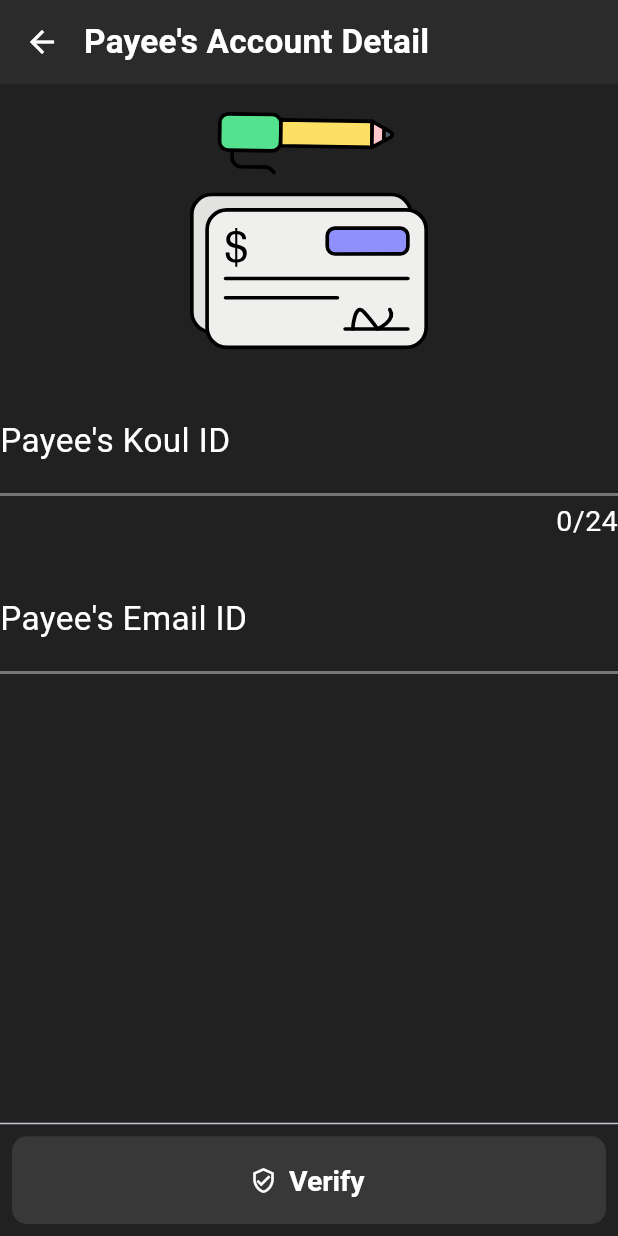
After one commit to AKSHAYK0UL/Koul-Network, a Flutter app: the OtherAccount screen opened by its route, on a phone screen of 412 x 824 dp. The commit adds this screen. Run offline on Flutter 3.47's test engine with Material 3 defaults, Android fonts, the light colour scheme and no system bars; our stand-ins replace custom_navigation_bar, flutter_bloc, flutter_contacts, flutter_multi_formatter, font_awesome_flutter, google_generative_ai and 9 more; missing offline and left inert: bulleted_list, flutter_stripe, mobile_scanner, simnumber; accounts and stored records are empty.

```diff
--- /dev/null
+++ b/lib/UI/add_fund/other_account.dart
@@ -0,0 +1,125 @@
+import 'package:flutter/material.dart';
+import 'package:lottie/lottie.dart';
+
+class OtherAccount extends StatelessWidget {
+  static const routeName = "otheraccount";
+  const OtherAccount({super.key});
+
+  @override
+  Widget build(BuildContext context) {
+    final screenSize = MediaQuery.sizeOf(context);
+    return Scaffold(
+      appBar: AppBar(
+        elevation: 0,
+        titleSpacing: 0,
+        title: Text(
+          "Payee's Account Detail",
+          style: Theme.of(context).textTheme.titleMedium,
+        ),
+      ),
+      body: Form(
+        child: Column(
+          mainAxisAlignment: MainAxisAlignment.start,
+          children: [
+            Lottie.asset(
+              "assets/accountdetail.json",
+              height: 200,
+              width: double.infinity,
+              repeat: false,
+            ),
+            TextFormField(
+              decoration: InputDecoration(
+                label: Text("Payee's Koul ID"),
+                border: UnderlineInputBorder(
+                  borderSide: const BorderSide(
+                    width: 2,
+                    color: Colors.black,
+                  ),
+                ),
+                enabledBorder: UnderlineInputBorder(
+                  borderSide: const BorderSide(
+                    width: 2,
+                    color: Colors.white38,
+                  ),
+                ),
+                focusedBorder: UnderlineInputBorder(
+                  borderSide: const BorderSide(
+                    width: 2,
+                    color: Colors.white,
+                  ),
+                ),
+                errorBorder: UnderlineInputBorder(
+                  borderSide: const BorderSide(
+                    width: 2,
+                    color: Colors.red,
+                  ),
+                ),
+                floatingLabelStyle: Theme.of(context).textTheme.titleMedium,
+                labelStyle: Theme.of(context).textTheme.bodyMedium,
+              ),
+              maxLength: 24 == 0 ? 100 : 24,
+              buildCounter: (context,
+                  {required currentLength,
+                  required isFocused,
+                  required maxLength}) {
+                return 24 == 0
+                    ? null
+                    : Text(
+                        '$currentLength/$maxLength',
+                        style: Theme.of(context).textTheme.bodySmall,
+                      );
+              },
+            ),
+            SizedBox(
+              height: 15,
+            ),
+            TextFormField(
+              decoration: InputDecoration(
+                label: Text("Payee's Email ID"),
+                border: UnderlineInputBorder(
+                  borderSide: const BorderSide(
+                    width: 2,
+                    color: Colors.black,
+                  ),
+                ),
+                enabledBorder: UnderlineInputBorder(
+                  borderSide: const BorderSide(
+                    width: 2,
+                    color: Colors.white38,
+                  ),
+                ),
+                focusedBorder: UnderlineInputBorder(
+                  borderSide: const BorderSide(
+                    width: 2,
+                    color: Colors.white,
+                  ),
+                ),
+                errorBorder: UnderlineInputBorder(
+                  borderSide: const BorderSide(
+                    width: 2,
+                    color: Colors.red,
+                  ),
+                ),
+                floatingLabelStyle: Theme.of(context).textTheme.titleMedium,
+                labelStyle: Theme.of(context).textTheme.bodyMedium,
+              ),
+            ),
+          ],
+        ),
+      ),
+      persistentFooterButtons: [
+        TextButton.icon(
+          onPressed: () {},
+          label: Text("Verify"),
+          icon: Icon(Icons.verified_user_outlined),
+          style: TextButton.styleFrom(
+            fixedSize: Size(
+              screenSize.height * 1,
+              screenSize.height * 0.071,
+            ),
+          ),
+        ),
+      ],
+    );
+  }
+}
--- a/lib/UI/add_fund/screen/fund_added_success.dart
+++ b/lib/UI/add_fund/screen/fund_added_success.dart
@@ -22,10 +22,8 @@ class _FundAddedSuccessState extends State<FundAddedSuccess>
   late AnimationController _slideAnimationController;
   late Animation<Offset> _slideTransition;
   late Animation<double> _fadeTransition;
-
   @override
   void initState() {
-    super.initState();
     _animationController = AnimationController(
         vsync: this, duration: const Duration(milliseconds: 2200));
     _slideAnimationController = AnimationController(
@@ -45,6 +43,7 @@ class _FundAddedSuccessState extends State<FundAddedSuccess>
         _slideAnimationController.forward();
       }
     });
+    super.initState();
   }
 
   @override
@@ -98,7 +97,7 @@ class _FundAddedSuccessState extends State<FundAddedSuccess>
                                 height: screenSize.height * 0.0264,
                               ),
                               Text(
-                                "₹${txnData.amount}0",
+                                "₹${txnData.amount.toStringAsFixed(2)}",
                                 style: TextStyle(
                                   fontSize: screenSize.height * 0.0558,
                                   fontWeight: FontWeight.normal,
--- a/lib/UI/home/screens/home.dart
+++ b/lib/UI/home/screens/home.dart
@@ -1,6 +1,7 @@
 import 'package:flutter/material.dart';
 import 'package:flutter/services.dart';
 import 'package:flutter_bloc/flutter_bloc.dart';
+import 'package:koul_network/UI/add_fund/other_account.dart';
 import 'package:koul_network/UI/add_fund/screen/self_transfer.dart';
 import 'package:koul_network/UI/global_widget/build_dialogbox.dart';
 import 'package:koul_network/UI/global_widget/snackbar_customwidget.dart';
@@ -156,7 +157,9 @@ class Home extends StatelessWidget {
                               screenSize.height * 0.0620)),
                     ),
                     TextButton.icon(
-                      onPressed: () {},
+                      onPressed: () {
+                        Navigator.of(context).pushNamed(OtherAccount.routeName);
+                      },
                       icon: Icon(Icons.account_balance),
                       label: Text("Other Account"),
                       style: TextButton.styleFrom(
--- a/lib/UI/home/widgets/user_card.dart
+++ b/lib/UI/home/widgets/user_card.dart
@@ -273,7 +273,7 @@ Widget buildCardBackInfo(
           height: screenSize.height * 0.0028,
         ),
         Text(
-          "₹${state.accountBalance.accountCurrentBalance.toString()}0",
+          "₹${state.accountBalance.accountCurrentBalance.toStringAsFixed(2)}",
           style: Theme.of(context).textTheme.headlineMedium!,
         ),
         SizedBox(
--- a/lib/bloc/stripe_bloc/bloc/stripe_bloc.dart
+++ b/lib/bloc/stripe_bloc/bloc/stripe_bloc.dart
@@ -73,8 +73,8 @@ class StripeBloc extends Bloc<StripeEvent, StripeState> {
               "txn_id": paymentIntent.id,
               "amount": paymentIntent.amount,
               "to": {
-                "name": currentUser.name,
-                "koul_id": currentUser.id,
+                "name": event.toName,
+                "koul_id": event.toKoulId,
               },
               "from": {
                 "name": currentUser.name,
--- a/lib/bloc/stripe_bloc/bloc/stripe_event.dart
+++ b/lib/bloc/stripe_bloc/bloc/stripe_event.dart
@@ -8,9 +8,12 @@ final class AddFundEvent extends StripeEvent {
 }
 
 final class PaymentSheetEvent extends StripeEvent {
+  final String toName;
+  final String toKoulId;
   final String clientId;
 
-  PaymentSheetEvent({required this.clientId});
+  PaymentSheetEvent(
+      {required this.clientId, required this.toName, required this.toKoulId});
 }
 
 final class ProcessPaymentStateEvent extends StripeEvent {}
--- a/lib/helpers/payment/handle_payment.dart
+++ b/lib/helpers/payment/handle_payment.dart
@@ -22,7 +22,7 @@ void handlePayment(
     required CurrentuserKoulAccountSingleton currentKoulAccount}) async {
   final screenSize = MediaQuery.sizeOf(context);
 
-  bool isPositiveAmount = amount > 0;
+  bool isPositiveAmount = amount >= 1;
   bool isLowBalanceAlert = currentKoulAccount.accountLowBalanceAlertIs &&
       currentKoulAccount.accountLowBalanceAmountAlert >
           (currentKoulAccount.accountCurrentBalance - amount);
--- a/lib/route/routes.dart
+++ b/lib/route/routes.dart
@@ -1,4 +1,5 @@
 import 'package:flutter/material.dart';
+import 'package:koul_network/UI/add_fund/other_account.dart';
 import 'package:koul_network/UI/add_fund/screen/fund_added_success.dart';
 import 'package:koul_network/UI/add_fund/screen/paymentgataway.dart';
 import 'package:koul_network/UI/add_fund/screen/self_transfer.dart';
@@ -82,4 +83,5 @@ Map<String, WidgetBuilder> routeTable = {
   SelfTransfer.routeName: (context) => const SelfTransfer(),
   FundAddedSuccess.routeName: (context) => const FundAddedSuccess(),
   Paymentgataway.routeName: (context) => const Paymentgataway(),
+  OtherAccount.routeName: (context) => const OtherAccount(),
 };
```
Also changed, not shown: assets/accountdetail.json (added, +1 -0 lines), lib/UI/add_fund/screen/paymentgataway.dart (+11 -10 lines), lib/UI/add_fund/screen/self_transfer.dart (+9 -8 lines).
